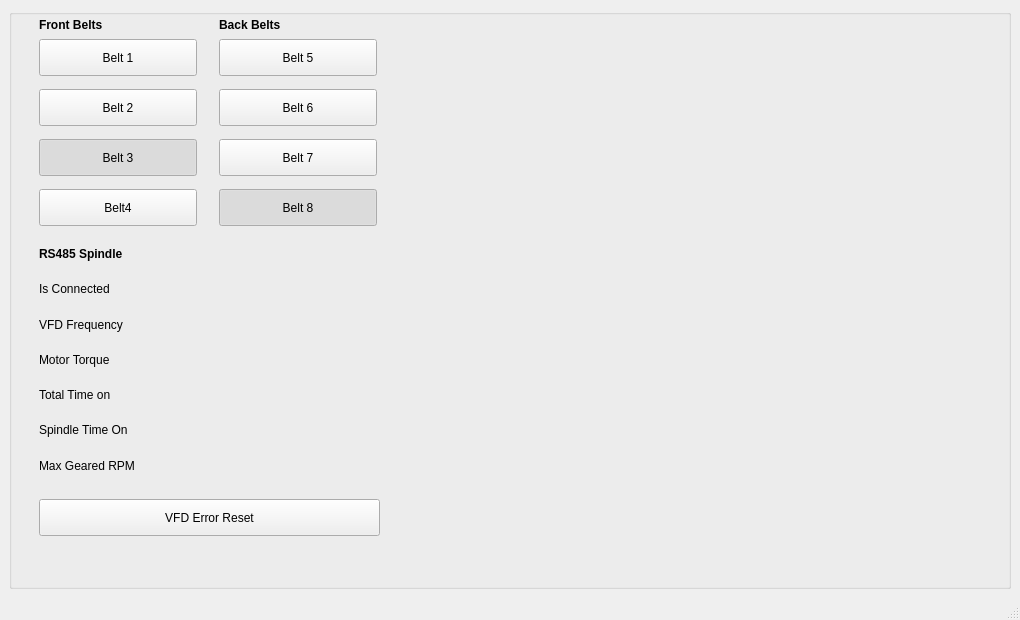
Old version of the form qtvcp/panels/spindle_ctl/spindle_ctl.ui in the repository TxBillbr/milo-cnc.
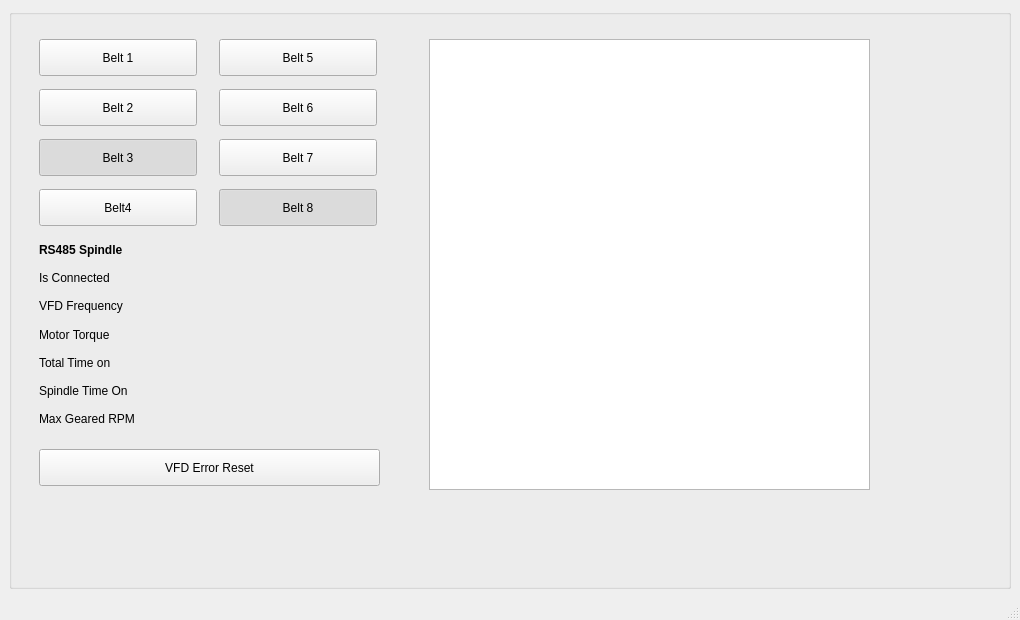
New version of the form. Custom widgets are drawn as their Qt base class.

Commit message: Slight adjustments to gui

Diff of the .ui file:
```diff
--- a/qtvcp/panels/spindle_ctl/spindle_ctl.ui
+++ b/qtvcp/panels/spindle_ctl/spindle_ctl.ui
@@ -30,7 +30,7 @@
        <property name="geometry">
         <rect>
          <x>30</x>
-         <y>490</y>
+         <y>440</y>
          <width>341</width>
          <height>37</height>
         </rect>
@@ -48,7 +48,7 @@
          <x>30</x>
          <y>230</y>
          <width>341</width>
-         <height>241</height>
+         <height>191</height>
         </rect>
        </property>
        <layout class="QGridLayout" name="gridLayout_6">
@@ -632,44 +632,6 @@
         <string notr="true">buttonGroupBack</string>
        </attribute>
       </widget>
-      <widget class="QLabel" name="label_13">
-       <property name="geometry">
-        <rect>
-         <x>210</x>
-         <y>0</y>
-         <width>158</width>
-         <height>31</height>
-        </rect>
-       </property>
-       <property name="font">
-        <font>
-         <weight>75</weight>
-         <bold>true</bold>
-        </font>
-       </property>
-       <property name="text">
-        <string>Back Belts</string>
-       </property>
-      </widget>
-      <widget class="QLabel" name="label_12">
-       <property name="geometry">
-        <rect>
-         <x>30</x>
-         <y>0</y>
-         <width>158</width>
-         <height>31</height>
-        </rect>
-       </property>
-       <property name="font">
-        <font>
-         <weight>75</weight>
-         <bold>true</bold>
-        </font>
-       </property>
-       <property name="text">
-        <string>Front Belts</string>
-       </property>
-      </widget>
       <widget class="ScreenOptions" name="screen_options">
        <property name="geometry">
         <rect>
@@ -680,6 +642,32 @@
         </rect>
        </property>
       </widget>
+      <widget class="MachineLog" name="machinelog">
+       <property name="geometry">
+        <rect>
+         <x>420</x>
+         <y>30</y>
+         <width>441</width>
+         <height>451</height>
+        </rect>
+       </property>
+      </widget>
+      <widget class="HALLabel" name="mach_log">
+       <property name="geometry">
+        <rect>
+         <x>500</x>
+         <y>430</y>
+         <width>8</width>
+         <height>19</height>
+        </rect>
+       </property>
+       <property name="pin_name" stdset="0">
+        <string>log</string>
+       </property>
+       <property name="bit_pin_type" stdset="0">
+        <bool>false</bool>
+       </property>
+      </widget>
      </widget>
     </item>
    </layout>
@@ -707,6 +695,11 @@
    <extends>IndicatedPushButton</extends>
    <header>qtvcp.widgets.simple_widgets</header>
   </customwidget>
+  <customwidget>
+   <class>MachineLog</class>
+   <extends>QTextEdit</extends>
+   <header>qtvcp.widgets.machine_log</header>
+  </customwidget>
   <customwidget>
    <class>LED</class>
    <extends>QWidget</extends>
```
Left out of the diff: 5 changed lines with no effect on the pictures. The commit also changes 3 other files.
